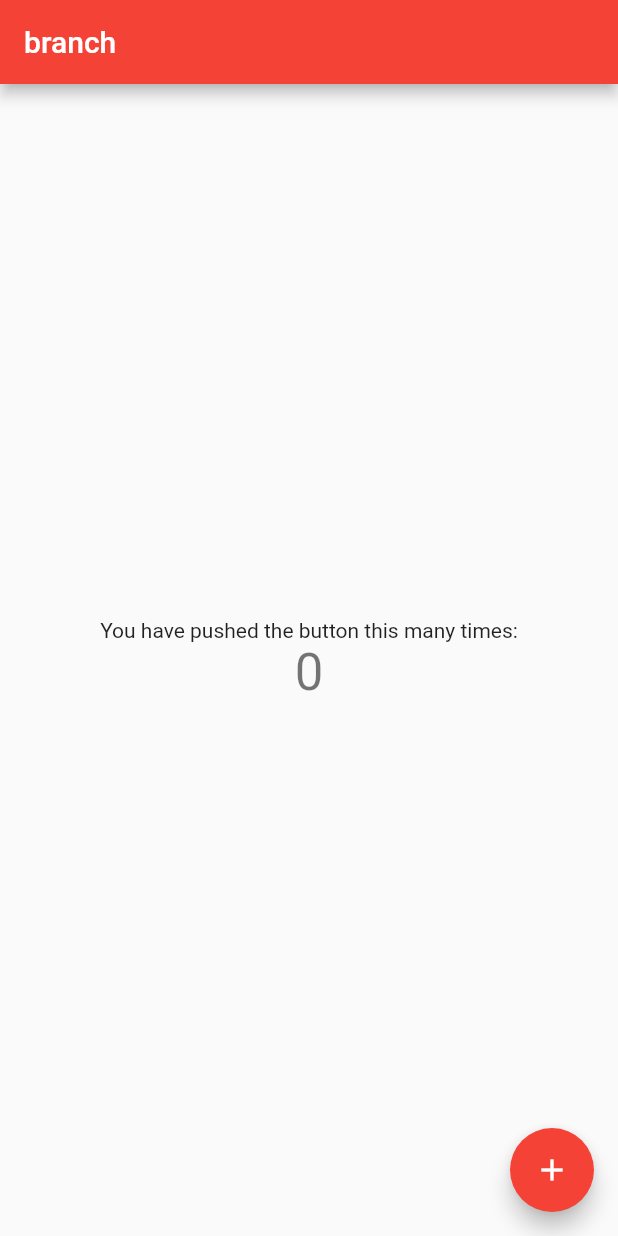
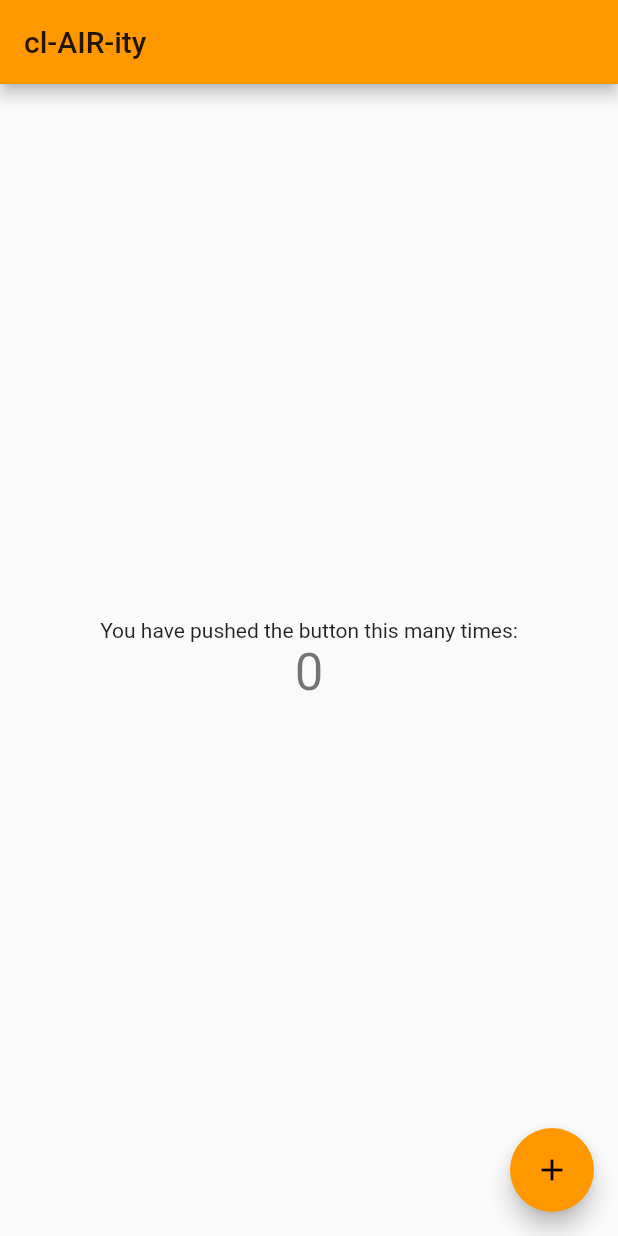
Before and after one commit to BE-Project-cl-AIR-ity/clairity, a Flutter app: the screen it shows after launch, on a phone screen of 412 x 824 dp. Run offline on Flutter 3.47's test engine with Material 2 defaults, Android fonts, the phone set to English and light mode, and no system bars.

Commit message:
Orange colour

```diff
--- a/lib/main.dart
+++ b/lib/main.dart
@@ -18,9 +18,9 @@ class MyApp extends StatelessWidget {
         // or simply save your changes to "hot reload" in a Flutter IDE).
         // Notice that the counter didn't reset back to zero; the application
         // is not restarted.
-        primarySwatch: Colors.red,
+        primarySwatch: Colors.orange,
       ),
-      home: MyHomePage(title: 'branch'),
+      home: MyHomePage(title: 'cl-AIR-ity'),
     );
   }
 }
```
